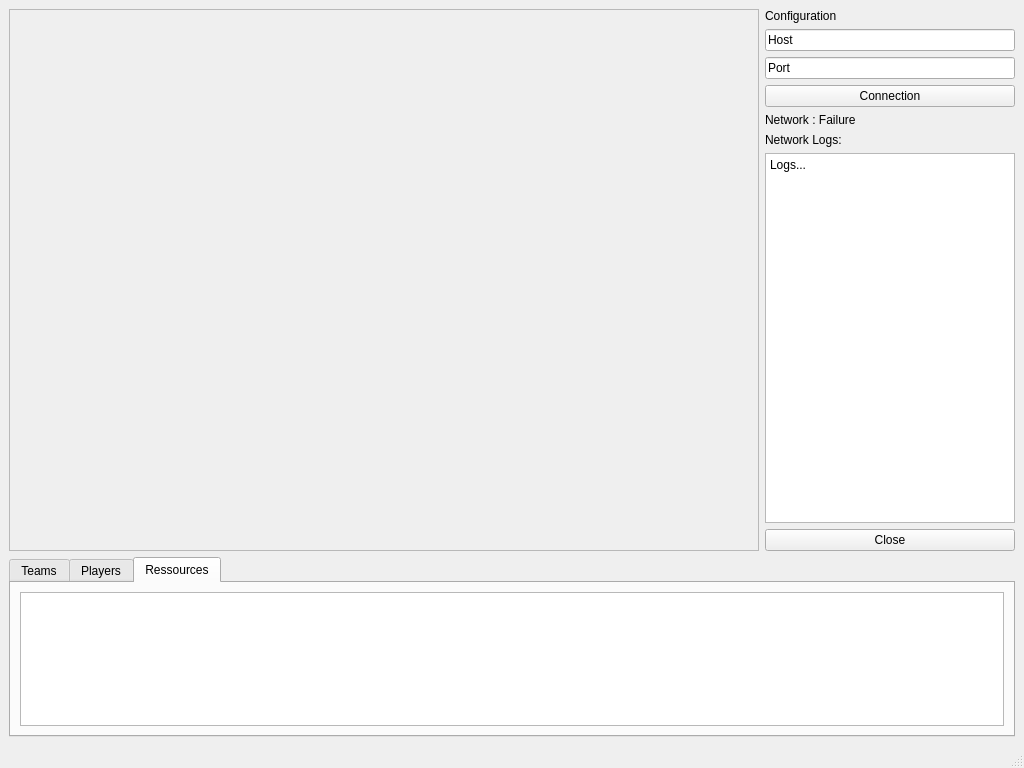
Armaldio/zappy, file clientqt/src/UI/MainWindow.ui: the form before one commit.
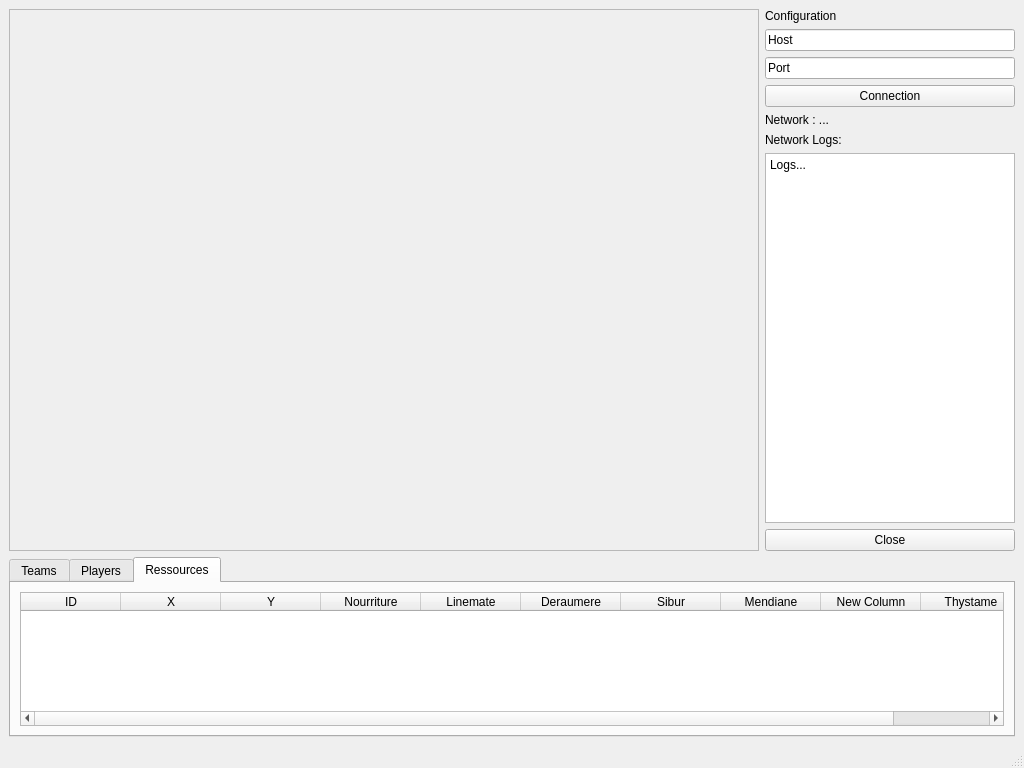
The form after the commit. The open tabs and pages were chosen to show the change.

Commit message: rewrite Network and Entities

What changed in the file:
```diff
--- a/clientqt/src/UI/MainWindow.ui
+++ b/clientqt/src/UI/MainWindow.ui
@@ -79,7 +79,7 @@
              </size>
             </property>
             <property name="text">
-             <string>Network : Failure</string>
+             <string>Network : ...</string>
             </property>
            </widget>
           </item>
@@ -174,7 +174,58 @@
          </attribute>
          <layout class="QGridLayout" name="gridLayout_5">
           <item row="0" column="0">
-           <widget class="QTableWidget" name="RessourcesTable"/>
+           <widget class="QTableWidget" name="RessourcesTable">
+            <column>
+             <property name="text">
+              <string>ID</string>
+             </property>
+            </column>
+            <column>
+             <property name="text">
+              <string>X</string>
+             </property>
+            </column>
+            <column>
+             <property name="text">
+              <string>Y</string>
+             </property>
+            </column>
+            <column>
+             <property name="text">
+              <string>Nourriture</string>
+             </property>
+            </column>
+            <column>
+             <property name="text">
+              <string>Linemate</string>
+             </property>
+            </column>
+            <column>
+             <property name="text">
+              <string>Deraumere</string>
+             </property>
+            </column>
+            <column>
+             <property name="text">
+              <string>Sibur</string>
+             </property>
+            </column>
+            <column>
+             <property name="text">
+              <string>Mendiane</string>
+             </property>
+            </column>
+            <column>
+             <property name="text">
+              <string>New Column</string>
+             </property>
+            </column>
+            <column>
+             <property name="text">
+              <string>Thystame</string>
+             </property>
+            </column>
+           </widget>
           </item>
          </layout>
         </widget>
```
Left out of the diff: 70 changed lines with no effect on the pictures. The commit also changes 27 other files.
